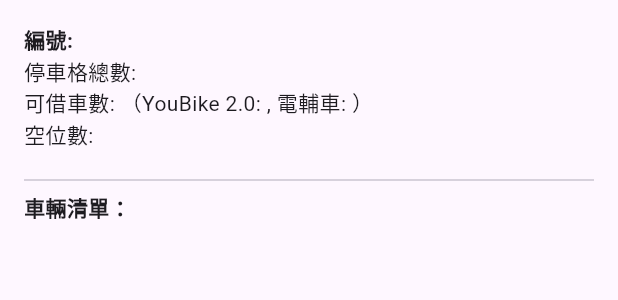
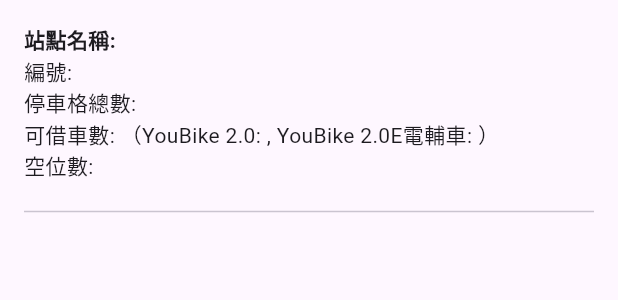
Before and after one commit to ryan940618/youbike_predict, a Flutter app: the StationDetail widget shown alone on an empty page, opened directly with empty values, on a phone screen of 412 x 824 dp. Shown: the top 300 px of the screen. Run offline on Flutter 3.47's test engine with Material 3 defaults, Android fonts, the phone set to English and light mode, and no system bars; our stand-ins replace flutter_map, latlong2; network calls fail.

Commit message:
Added Detail Displaying

```diff
--- a/lib/widgets/detail.dart
+++ b/lib/widgets/detail.dart
@@ -3,11 +3,13 @@ import 'package:flutter/material.dart';
 class StationDetail extends StatelessWidget {
   final Map<String, dynamic> stationData;
   final List<Map<String, dynamic>> bikeDetails;
+  final String stationName;
 
   const StationDetail({
     super.key,
     required this.stationData,
     required this.bikeDetails,
+    required this.stationName,
   });
 
   @override
@@ -17,18 +19,29 @@ class StationDetail extends StatelessWidget {
       child: Column(
         crossAxisAlignment: CrossAxisAlignment.start,
         children: [
-          Text("編號: ${stationData['station_no']}", style: const TextStyle(fontWeight: FontWeight.bold)),
+          Text("站點名稱: ${stationName}",
+              style: const TextStyle(fontWeight: FontWeight.bold)),
+          Text("編號: ${stationData['station_no']}"),
           Text("停車格總數: ${stationData['parking_spaces']}"),
-          Text("可借車數: ${stationData['available_spaces']}（YouBike 2.0: ${stationData['available_spaces_detail']['yb2']}, 電輔車: ${stationData['available_spaces_detail']['eyb']}）"),
+          Text("可借車數: ${stationData['available_spaces']}（YouBike 2.0: ${stationData['available_spaces_detail']['yb2']}, YouBike 2.0E電輔車: ${stationData['available_spaces_detail']['eyb']}）"),
           Text("空位數: ${stationData['empty_spaces']}"),
           const SizedBox(height: 12),
           const Divider(),
-          const Text("車輛清單：", style: TextStyle(fontWeight: FontWeight.bold)),
-          const SizedBox(height: 8),
-          ...bikeDetails.map((bike) => Padding(
-                padding: const EdgeInsets.symmetric(vertical: 4.0),
-                child: Text("${bike['bike_no']} | 電量：${bike['battery_power']}%"),
-              )),
+          bikeDetails.isNotEmpty
+              ? Column(
+                  crossAxisAlignment: CrossAxisAlignment.start,
+                  children: [
+                    const Text("電輔車資訊：",
+                        style: TextStyle(fontWeight: FontWeight.bold)),
+                    const SizedBox(height: 8),
+                    ...bikeDetails.map((bike) => Padding(
+                          padding: const EdgeInsets.symmetric(vertical: 4.0),
+                          child: Text(
+                              "${bike['bike_no']} | 電量：${bike['battery_power']}%"),
+                        )),
+                  ],
+                )
+              : const SizedBox.shrink(),
         ],
       ),
     );
```
Also changed, not shown: lib/widgets/station_marker.dart (+30 -10 lines).
